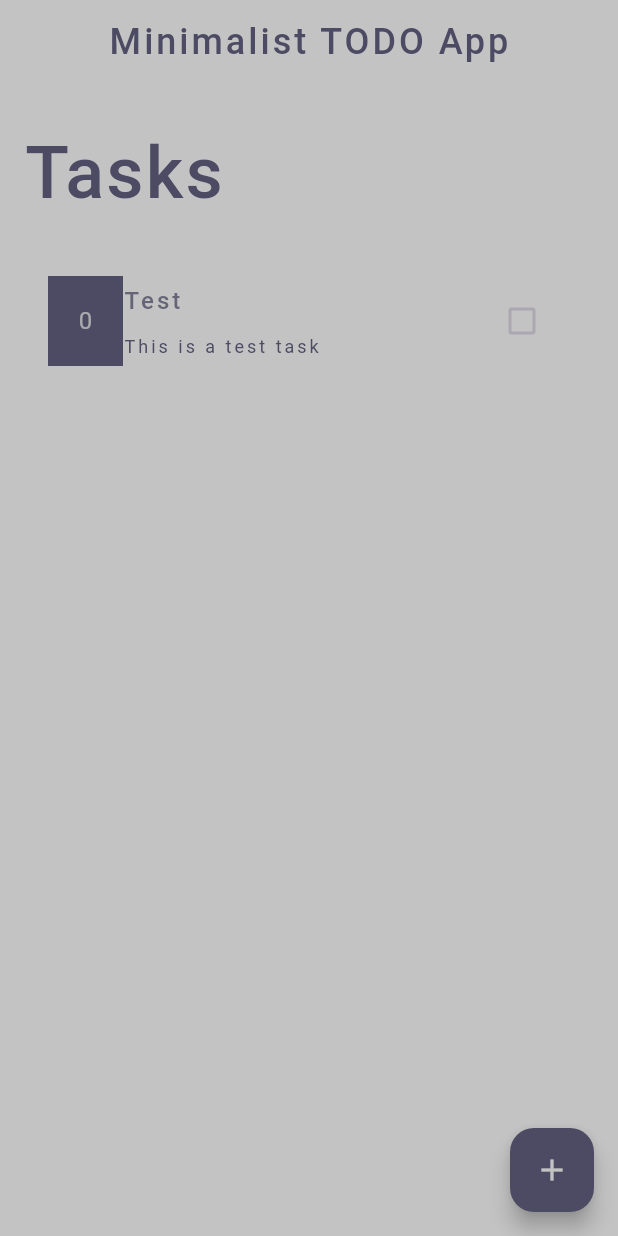
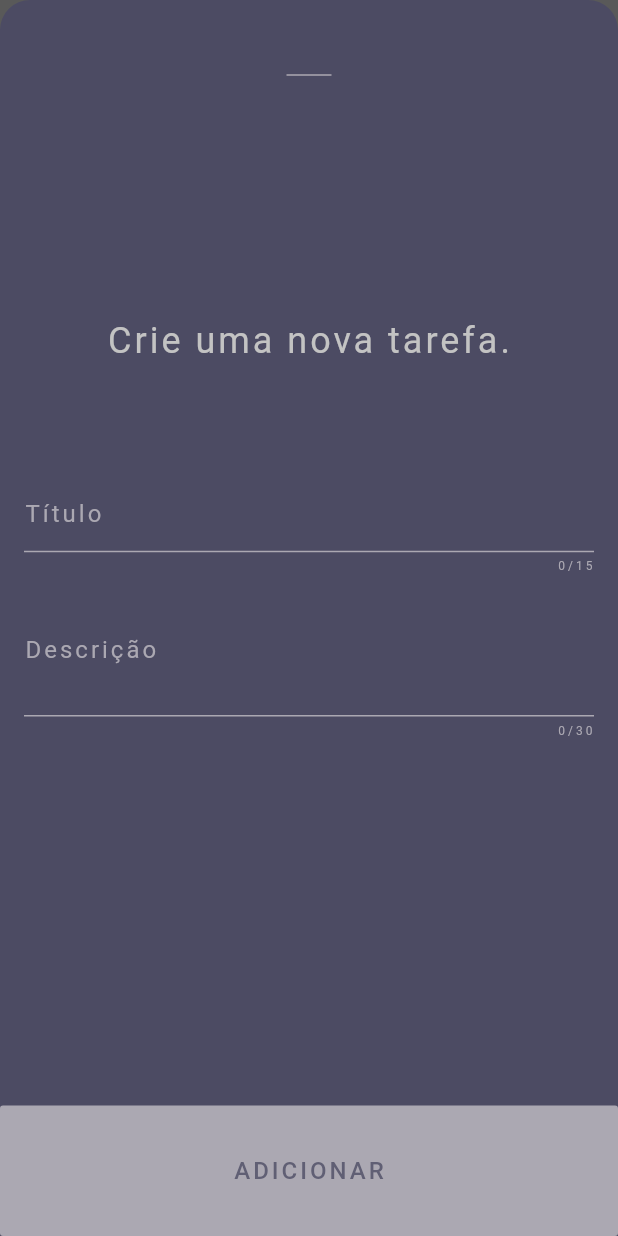
Before and after one commit to devherik/todo_app, a Flutter app: the screen it shows after launch, after a tap on the "add" icon, on a phone screen of 412 x 824 dp. Run offline on Flutter 3.47's test engine with Material 3 defaults, Android fonts, the phone set to English and light mode, and no system bars; our stand-ins replace google_fonts, hexcolor, hive_flutter, result_dart; accounts and stored records are empty; Roboto replaces fonts that are missing (Ubuntu).

Commit message:
view: task add modal created

```diff
--- a/lib/config/theme_app.dart
+++ b/lib/config/theme_app.dart
@@ -8,8 +8,8 @@ abstract class ThemeApp {
       scaffoldBackgroundColor: globals.primaryLightColor,
       appBarTheme: AppBarTheme(
         backgroundColor: globals.primaryLightColor,
-        iconTheme: IconThemeData(color: globals.neutralColor),
-        centerTitle: true,
+        iconTheme: IconThemeData(color: globals.terciaryLightColor),
+        actionsIconTheme: IconThemeData(color: globals.terciaryLightColor),
       ),
 
       colorScheme: ColorScheme(
@@ -26,6 +26,7 @@ abstract class ThemeApp {
         tertiary: globals.terciaryLightColor,
         inversePrimary: globals.primaryDarkColor,
         inverseSurface: globals.secondaryDarkColor,
+        scrim: globals.neutralColor,
       ),
       textTheme: TextTheme(
         titleLarge: GoogleFonts.ubuntu(
--- /dev/null
+++ b/lib/view/addtask_modal_widget.dart
@@ -0,0 +1,143 @@
+import 'package:flutter/material.dart';
+import 'package:google_fonts/google_fonts.dart';
+import 'package:minimalist_todo/data_sources/task_entity.dart';
+import 'package:minimalist_todo/viewmodel/home_viewmodel.dart';
+
+import 'package:minimalist_todo/config/globals_app.dart' as globals;
+
+class AddtaskModalWidget extends StatefulWidget {
+  const AddtaskModalWidget({super.key, required HomeViewmodel viewmodel})
+    : _viewmodel = viewmodel;
+  final HomeViewmodel _viewmodel;
+
+  @override
+  State<AddtaskModalWidget> createState() => _AddtaskModalWidgetState();
+}
+
+class _AddtaskModalWidgetState extends State<AddtaskModalWidget> {
+  late TextEditingController titleController;
+  late TextEditingController descriptionController;
+  bool areFieldsValid = false;
+
+  @override
+  void initState() {
+    titleController = TextEditingController();
+    descriptionController = TextEditingController();
+    titleController.addListener(() {
+      setState(() {
+        areFieldsValid = titleController.text.isNotEmpty;
+      });
+    });
+    super.initState();
+  }
+
+  @override
+  Widget build(BuildContext context) {
+    return Container(
+      height: MediaQuery.of(context).size.height,
+      width: MediaQuery.of(context).size.width,
+      decoration: BoxDecoration(
+        color: Theme.of(context).colorScheme.tertiary,
+        borderRadius: BorderRadius.only(
+          topLeft: Radius.circular(20),
+          topRight: Radius.circular(20),
+        ),
+      ),
+      child: Column(
+        mainAxisAlignment: MainAxisAlignment.spaceBetween,
+        children: [
+          const SizedBox(width: 30, height: 100, child: Divider()),
+          SingleChildScrollView(
+            keyboardDismissBehavior: ScrollViewKeyboardDismissBehavior.onDrag,
+            child: Column(
+              children: [
+                Text(
+                  'Crie uma nova tarefa.',
+                  style: GoogleFonts.ubuntu(
+                    fontSize: 24,
+                    letterSpacing: 2,
+                    color: globals.primaryLightColor,
+                  ),
+                ),
+                globals.largeBoxSpace,
+                _buildFormField(titleController, 'Título', 1, 15),
+                globals.verySmallBoxSpace,
+                _buildFormField(descriptionController, 'Descrição', 2, 30),
+              ],
+            ),
+          ),
+          globals.smallBoxSpace,
+          _buildButton(),
+        ],
+      ),
+    );
+  }
+
+  Widget _buildFormField(
+    TextEditingController controller,
+    String hintText,
+    int lines,
+    int maxLength,
+  ) {
+    return Padding(
+      padding: const EdgeInsets.symmetric(horizontal: 16.0),
+      child: TextField(
+        controller: controller,
+        keyboardType: TextInputType.text,
+        textInputAction: TextInputAction.next,
+        style: TextStyle(color: Theme.of(context).colorScheme.primary),
+        maxLength: maxLength,
+        maxLines: lines,
+        decoration: InputDecoration(
+          hintText: hintText,
+          suffix: Builder(
+            builder:
+                (context) => IconButton(
+                  onPressed: () => controller.clear(),
+                  icon: Icon(Icons.clear),
+                ),
+          ),
+          border: UnderlineInputBorder(),
+        ),
+      ),
+    );
+  }
+
+  Widget _buildButton() {
+    return Builder(
+      builder: (context) {
+        return MaterialButton(
+          elevation: 0,
+          minWidth: double.infinity,
+          clipBehavior: Clip.antiAlias,
+          disabledColor: Theme.of(context).colorScheme.secondary,
+          color: Theme.of(context).colorScheme.scrim,
+          onPressed:
+              areFieldsValid
+                  ? () async {
+                    await widget._viewmodel
+                        .addTask(
+                          TaskEntity(
+                            title: titleController.text.trim(),
+                            description: descriptionController.text.trim(),
+                            isCompleted: false,
+                          ),
+                        )
+                        .whenComplete(() {
+                          // ignore: use_build_context_synchronously
+                          Navigator.of(context).pop();
+                        });
+                  }
+                  : null,
+          child: Padding(
+            padding: const EdgeInsets.symmetric(vertical: 32.0),
+            child: Text(
+              'ADICIONAR',
+              style: Theme.of(context).textTheme.labelLarge,
+            ),
+          ),
+        );
+      },
+    );
+  }
+}
--- a/lib/view/home.dart
+++ b/lib/view/home.dart
@@ -1,5 +1,6 @@
 import 'package:flutter/material.dart';
 import 'package:google_fonts/google_fonts.dart';
+import 'package:minimalist_todo/view/addtask_modal_widget.dart';
 import 'package:minimalist_todo/viewmodel/home_viewmodel.dart';
 import 'package:minimalist_todo/data_sources/task_entity.dart';
 
@@ -13,13 +14,18 @@ class Home extends StatefulWidget {
   State<Home> createState() => _HomeState();
 }
 
-class _HomeState extends State<Home> {
+class _HomeState extends State<Home> with SingleTickerProviderStateMixin {
   late HomeViewmodel _viewmodel;
+  late AnimationController _animationController;
 
   @override
   void initState() {
     _viewmodel = HomeViewmodel(context);
     _viewmodel.initialize();
+    _animationController = AnimationController(
+      vsync: this,
+      duration: const Duration(milliseconds: 500),
+    );
     super.initState();
   }
 
@@ -27,10 +33,19 @@ class _HomeState extends State<Home> {
   Widget build(BuildContext context) {
     return Scaffold(
       appBar: AppBar(
-        title: Text(
-          widget.title,
-          style: Theme.of(context).textTheme.titleSmall,
+        centerTitle: false,
+        title: Text('Tarefas', style: Theme.of(context).textTheme.titleSmall),
+        actions: [
+          Builder(
+            builder:
+                (context) => IconButton(
+                  onPressed: () {
+                    Scaffold.of(context).openEndDrawer();
+                  },
+                  icon: Icon(Icons.menu_rounded),
                 ),
+          ),
+        ],
       ),
       body: Padding(
         padding: const EdgeInsets.symmetric(horizontal: 16),
@@ -39,8 +54,6 @@ class _HomeState extends State<Home> {
             mainAxisAlignment: MainAxisAlignment.center,
             crossAxisAlignment: CrossAxisAlignment.start,
             children: [
-              globals.smallBoxSpace,
-              Text('Tasks', style: Theme.of(context).textTheme.titleMedium),
               globals.smallBoxSpace,
               ValueListenableBuilder<List<TaskEntity>>(
                 valueListenable: _viewmodel,
@@ -54,14 +67,16 @@ class _HomeState extends State<Home> {
                       return Dismissible(
                         key: Key(task.index.toString()),
                         background: Container(
+                          padding: const EdgeInsets.only(right: 10, left: 10),
                           color: Theme.of(context).colorScheme.error,
-                          child: Center(
+                          child: Align(
+                            alignment: Alignment.centerRight,
                             child: Text(
                               'Delete',
                               style: GoogleFonts.roboto(
                                 fontSize: 16,
                                 letterSpacing: 2,
-                                color: globals.primaryLightColor,
+                                color: globals.primaryDarkColor,
                               ),
                             ),
                           ),
@@ -75,6 +90,7 @@ class _HomeState extends State<Home> {
                   );
                 },
               ),
+              globals.largeBoxSpace,
             ],
           ),
         ),
@@ -82,12 +98,10 @@ class _HomeState extends State<Home> {
       floatingActionButton: FloatingActionButton(
         backgroundColor: Theme.of(context).colorScheme.tertiary,
         onPressed: () async {
-          _viewmodel.addTask(
-            TaskEntity(
-              title: 'Test',
-              description: 'This is a test task',
-              isCompleted: false,
-            ),
+          showModalBottomSheet(
+            isScrollControlled: true,
+            context: context,
+            builder: (context) => AddtaskModalWidget(viewmodel: _viewmodel),
           );
         },
         child: Icon(Icons.add, color: Theme.of(context).colorScheme.primary),
@@ -96,12 +110,22 @@ class _HomeState extends State<Home> {
   }
 
   Widget listItem(TaskEntity task) {
-    double height = 60;
-    return ListTile(
+    Animation<double> animation = Tween<double>(begin: 60, end: 80).animate(
+      CurvedAnimation(parent: _animationController, curve: Curves.easeInOut),
+    );
+    return GestureDetector(
+      onTap: () {
+        if (_animationController.isCompleted) {
+          _animationController.reverse();
+        } else {
+          _animationController.forward();
+        }
+      },
+      child: ListTile(
         title: Row(
           children: [
             Container(
-            height: height,
+              height: animation.value,
               width: 50,
               color: Theme.of(context).colorScheme.tertiary,
               child: Center(
@@ -117,12 +141,16 @@ class _HomeState extends State<Home> {
             ),
             Container(
               color: Theme.of(context).colorScheme.primary,
-            height: height,
+              height: animation.value,
+              margin: const EdgeInsets.only(left: 10),
               child: Column(
                 mainAxisAlignment: MainAxisAlignment.spaceAround,
                 crossAxisAlignment: CrossAxisAlignment.start,
                 children: [
-                Text(task.title, style: Theme.of(context).textTheme.labelLarge),
+                  Text(
+                    task.title,
+                    style: Theme.of(context).textTheme.labelLarge,
+                  ),
                   Text(
                     task.description,
                     style: Theme.of(context).textTheme.bodyMedium,
@@ -142,6 +170,7 @@ class _HomeState extends State<Home> {
             await _viewmodel.toggleTask(task);
           },
         ),
+      ),
     );
   }
 }
```
Lines whose indentation alone changed are shown as unchanged.
